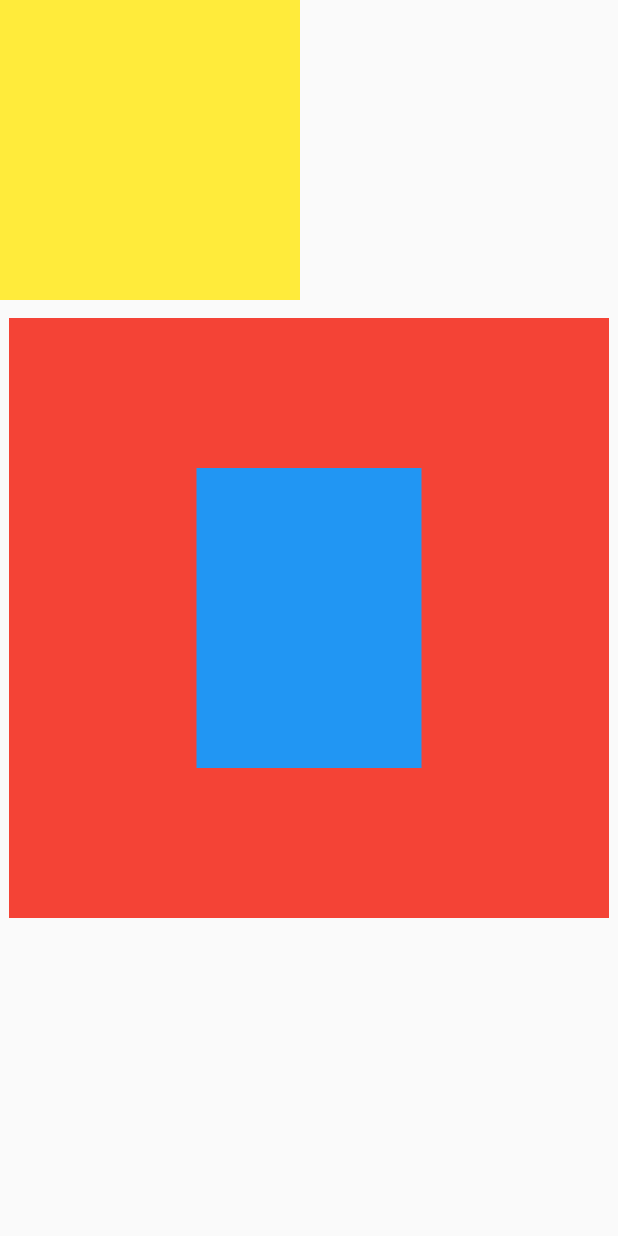
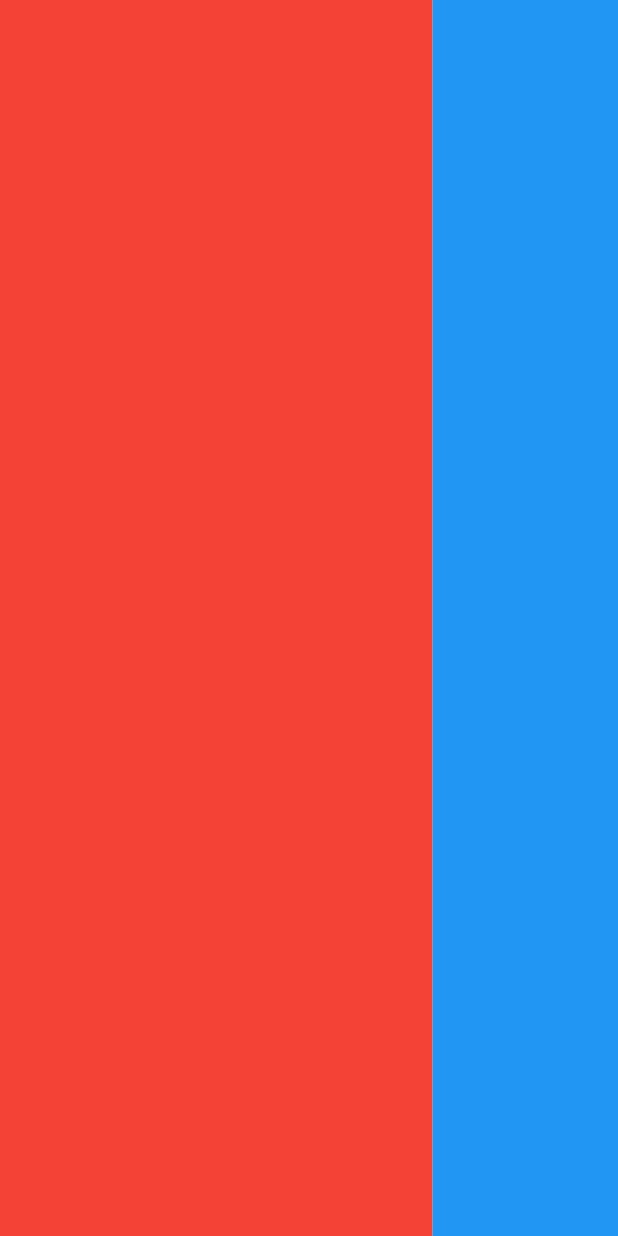
Before and after one commit to EduardoGPS-18/UseAcademy, a Flutter app: the screen it shows after launch, on a phone screen of 412 x 824 dp. Run offline on Flutter 3.47's test engine with Material 2 defaults, Android fonts, the phone set to English and light mode, and no system bars; our stand-ins replace google_fonts.

Commit message:
feat: using LayoutBuilder

```diff
--- a/Flutter/use_academy_app/lib/ui/pages/home_page.dart
+++ b/Flutter/use_academy_app/lib/ui/pages/home_page.dart
@@ -7,35 +7,17 @@ class HomePage extends StatelessWidget {
   Widget build(BuildContext context) {
     return Scaffold(
       body: SafeArea(
-        child: SizedBox.expand(
-          child: SizedBox(
-            width: 64,
-            height: 64,
-            child: Stack(
-              alignment: Alignment.center,
+        child: Container(
+          child: LayoutBuilder(
+            builder: (context, constraintsA) => Row(
               children: [
-                Positioned(
-                  width: 200,
-                  height: 200,
-                  top: 0,
-                  left: 0,
-                  child: Container(
-                    color: Colors.yellow,
-                  ),
-                ),
-                ConstrainedBox(
-                  constraints: const BoxConstraints(
-                    maxWidth: 400,
-                    maxHeight: 400,
-                  ),
-                  child: Container(
-                    color: Colors.red,
-                  ),
+                Container(
+                  color: Colors.red,
+                  width: constraintsA.maxWidth * 70 / 100,
                 ),
                 Container(
-                  height: 200,
-                  width: 150,
                   color: Colors.blue,
+                  width: constraintsA.maxWidth * 30 / 100,
                 ),
               ],
             ),
```
